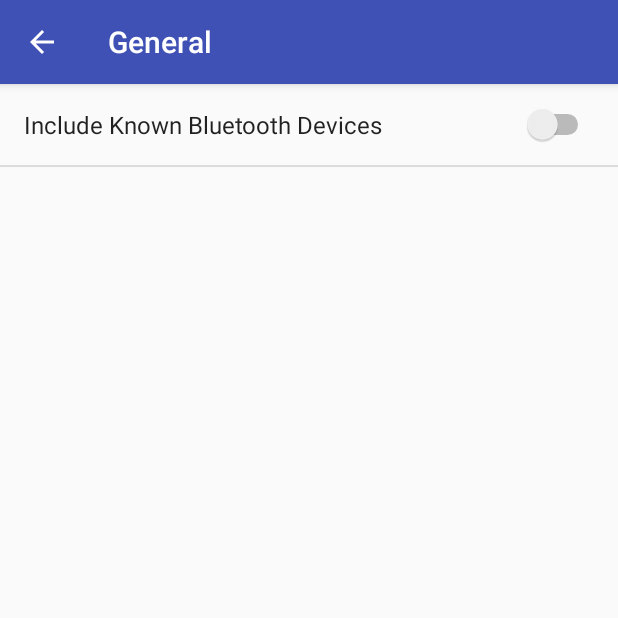
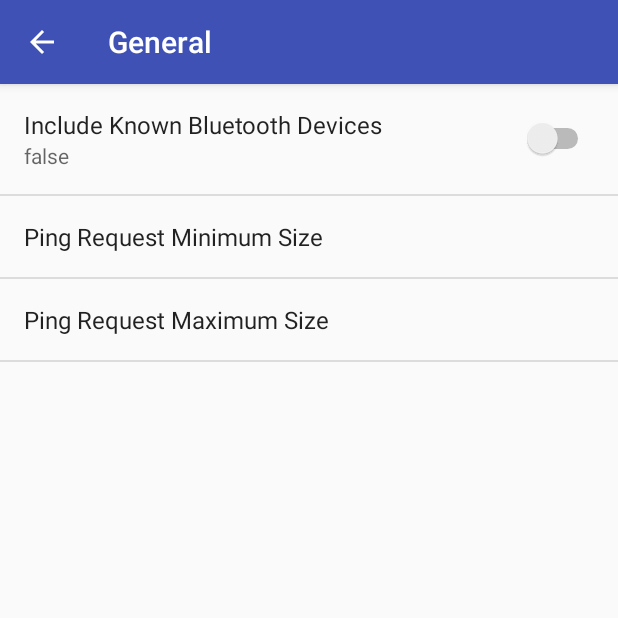
Before and after one commit to rcoscali/BluetoothConnectionMonitor, an Android app: the BluetoothMonitorSettings screen opened directly, with no data from a screen before it, after a tap on "General", on a phone screen of 412 x 824 dp, the top half of it. Run offline under Robolectric (Android 15) with nearby library versions, the phone set to English and light mode, and no system bars; 5 statements that could not run were skipped.

Commit message:
Added prefs for min/max request size Added setter/getter for setting them Fixed crash when running in Emulator Fixed trigering prefs listener that was crashing for boolean prefs

```diff
--- a/BCM/src/main/java/com/rcsnet/bluetoothmonitor/BluetoothClientServer.java
+++ b/BCM/src/main/java/com/rcsnet/bluetoothmonitor/BluetoothClientServer.java
@@ -32,7 +32,16 @@ public class BluetoothClientServer
     // Android log tag
     private static final String TAG = "BluetoothMonitor";
 
+    private static final String PING_FREQUENCY_DEFAULT = "1000";
+    private static final String PING_TIMEOUT_DEFAULT = "1000";
+    private static final String PING_FAILURE_NUMBER_DEFAULT = "3";
+    private static final int PING_REQUEST_MIN_CHAR_NR_DEFAULT = 2;
+    private static final int PING_REQUEST_MAX_CHAR_NR_DEFAULT = 16;
+
     private int mPingTimeout;
+    private int mPingRequestMinCharNr;
+    private int mPingRequestMaxCharNr;
+
     public
     int getPingTimeout() {
         return mPingTimeout;
@@ -392,23 +401,33 @@ public class BluetoothClientServer
         mPingFrequency = Integer.parseInt(mSettings.getString("ping_frequency", "1000"));
         mPingTimeout = Integer.parseInt(mSettings.getString("ping_timeout", "1000"));
         mPingFailureNumber = Integer.parseInt(mSettings.getString("ping_failure_number", "3"));
+        mPingRequestMinCharNr = mSettings.getInt("ping_request_min_char_number", PING_REQUEST_MIN_CHAR_NR_DEFAULT);
+        mPingRequestMaxCharNr = mSettings.getInt("ping_request_max_char_number", PING_REQUEST_MAX_CHAR_NR_DEFAULT);
         mSettings.registerOnSharedPreferenceChangeListener(new SharedPreferences.OnSharedPreferenceChangeListener() {
             @Override
             public void onSharedPreferenceChanged(SharedPreferences sharedPreferences, String s) {
                 if (s.equals("ping_frequency"))
                 {
-                    String ping_frequency_str = sharedPreferences.getString("ping_frequency", "1000");
+                    String ping_frequency_str = sharedPreferences.getString("ping_frequency", PING_FREQUENCY_DEFAULT);
                     mPingFrequency = Integer.getInteger(ping_frequency_str);
                 }
                 else if (s.equals("ping_timeout"))
                 {
-                    String ping_timeout_str = sharedPreferences.getString("ping_timeout", "1000");
+                    String ping_timeout_str = sharedPreferences.getString("ping_timeout", PING_TIMEOUT_DEFAULT);
                     mPingTimeout = Integer.getInteger(ping_timeout_str);
                 }
                 else if (s.equals("ping_failure_number"))
                 {
-                    String ping_failure_number_str = sharedPreferences.getString("ping_failure_number", "3");
+                    String ping_failure_number_str = sharedPreferences.getString("ping_failure_number", PING_FAILURE_NUMBER_DEFAULT);
                     mPingFailureNumber = Integer.getInteger(ping_failure_number_str);
+                }
+                else if (s.equals("ping_request_min_char_number"))
+                {
+                    mPingRequestMinCharNr = sharedPreferences.getInt("ping_request_min_char_number", PING_REQUEST_MIN_CHAR_NR_DEFAULT);
+                }
+                else if (s.equals("ping_request_max_char_number"))
+                {
+                    mPingRequestMaxCharNr = sharedPreferences.getInt("ping_request_max_char_number", PING_REQUEST_MAX_CHAR_NR_DEFAULT);
                 }
                 /*
                 if (s.equals("pref_include_known_devices"))
@@ -523,6 +542,8 @@ public class BluetoothClientServer
             button.setEnabled(false);
         sendStateMessage((String) getResources().getText(R.string.launching_client));
         mConnectThread = new ConnectThread(this, mDevice);
+        mConnectThread.setPingRequestMinSize(mPingRequestMinCharNr);
+        mConnectThread.setPingRequestMaxSize(mPingRequestMaxCharNr);
         mConnectThread.start();
     }
 }
--- a/BCM/src/main/java/com/rcsnet/bluetoothmonitor/BluetoothMonitorSettings.java
+++ b/BCM/src/main/java/com/rcsnet/bluetoothmonitor/BluetoothMonitorSettings.java
@@ -129,10 +129,17 @@ public class BluetoothMonitorSettings
 
         // Trigger the listener immediately with the preference's
         // current value.
-        sBindPreferenceSummaryToValueListener.onPreferenceChange(preference,
-                                                                 PreferenceManager
+        if (preference.getKey().equals("pref_include_known_devices") ||
+            preference.getKey().equals("notifications_new_message_vibrate"))
+            sBindPreferenceSummaryToValueListener.onPreferenceChange(preference,
+                                                                     PreferenceManager
                                                                          .getDefaultSharedPreferences(preference.getContext())
-                                                                         .getString(preference.getKey(), ""));
+                                                                         .getBoolean(preference.getKey(), true));
+        else
+            sBindPreferenceSummaryToValueListener.onPreferenceChange(preference,
+                                                                     PreferenceManager
+                                                                     .getDefaultSharedPreferences(preference.getContext())
+                                                                     .getString(preference.getKey(), ""));
     }
 
     @Override
--- a/BCM/src/main/java/com/rcsnet/bluetoothmonitor/PingThread.java
+++ b/BCM/src/main/java/com/rcsnet/bluetoothmonitor/PingThread.java
@@ -13,10 +13,28 @@ public class PingThread
 {
     private final static String TAG = "PingThread";
 
+    private static final int MIN_CHAR_NR = 2;
+    private static final int MAX_CHAR_NR = 16;
+
     private final    BluetoothSocket mSocket;
     private          ConnectedThread mmConnectedThread;
     private          TimeoutThread   mmTimeoutThread;
     public  final    Object          mMonitor;
+
+    public
+    void setmMaxCharNr(int mMaxCharNr)
+    {
+        this.mMaxCharNr = mMaxCharNr;
+    }
+
+    public
+    void setmMinCharNr(int mMinCharNr)
+    {
+        this.mMinCharNr = mMinCharNr;
+    }
+
+    private int mMinCharNr;
+    private int mMaxCharNr;
 
     public PingThread(BluetoothClientServer activity,
                       BluetoothSocket socket)
@@ -24,6 +42,8 @@ public class PingThread
         super(activity);
         mSocket = socket;
         mMonitor = new Object();
+        mMinCharNr = MIN_CHAR_NR;
+        mMaxCharNr = MAX_CHAR_NR;
     }
 
     @Override
@@ -49,19 +69,33 @@ public class PingThread
         super.cancel();
     }
 
+    private
+    int randomNrOfBytes()
+    {
+        return MIN_CHAR_NR + (int)(Math.random() * (float)(mMaxCharNr - mMinCharNr));
+    }
+
+    private
+    void fillRandomBytes(byte[] buf, int bytes)
+    {
+        for (int n = 1; n <= bytes; n++)
+        {
+            buf[n] = (byte) ((Math.random() * ('z' - 'A')) + 'A');
+        }
+    }
+
     @Override
     public
     void run()
     {
         while (mNotEnd)
         {
-            int    bytes  = 2 + (int) (Math.random() * 14.0);
+            int    bytes  = randomNrOfBytes();
             byte[] buffer = new byte[bytes+1];
+            // First byte transmitted is size of buffer
             buffer[0] = (byte)bytes;
-            for (int n = 1; n <= bytes; n++)
-            {
-                buffer[n] = (byte) ((Math.random() * ('z' - 'A')) + 'A');
-            }
+            // Then fill with random bytes
+            fillRandomBytes(buffer, bytes);
 
             mmConnectedThread = new ConnectedThread(mActivity,
                                                     mSocket,
--- a/BCM/src/main/res/values/strings.xml
+++ b/BCM/src/main/res/values/strings.xml
@@ -114,4 +114,6 @@
     <string name="connected_thread_data_received">Data received</string>
     <string name="accept_thread_timeout">Accept Thread: Timeout Waiting For Data</string>
     <string name="connected_thread_data_timeout">Connected Thread: Timeout While Receiving Data</string>
+    <string name="ping_request_min_char_number">Ping Request Minimum Size</string>
+    <string name="ping_request_max_char_number">Ping Request Maximum Size</string>
 </resources>
--- a/BCM/src/main/res/xml/pref_general.xml
+++ b/BCM/src/main/res/xml/pref_general.xml
@@ -7,4 +7,14 @@
         android:defaultValue="false"
         android:title="@string/title_pref_include_known_devices"/>
 
+    <EditTextPreference
+        android:key="ping_request_min_char_number"
+        android:defaultValue="2"
+        android:title="@string/ping_request_min_char_number"/>
+
+    <EditTextPreference
+        android:key="ping_request_max_char_number"
+        android:defaultValue="16"
+        android:title="@string/ping_request_max_char_number"/>
+
 </PreferenceScreen>
```
Also changed, not shown: BCM/src/main/java/com/rcsnet/bluetoothmonitor/BluetoothConnect.java (+9 -2 lines), BCM/src/main/java/com/rcsnet/bluetoothmonitor/ConnectThread.java (+13 -1 lines), 1 other file.
